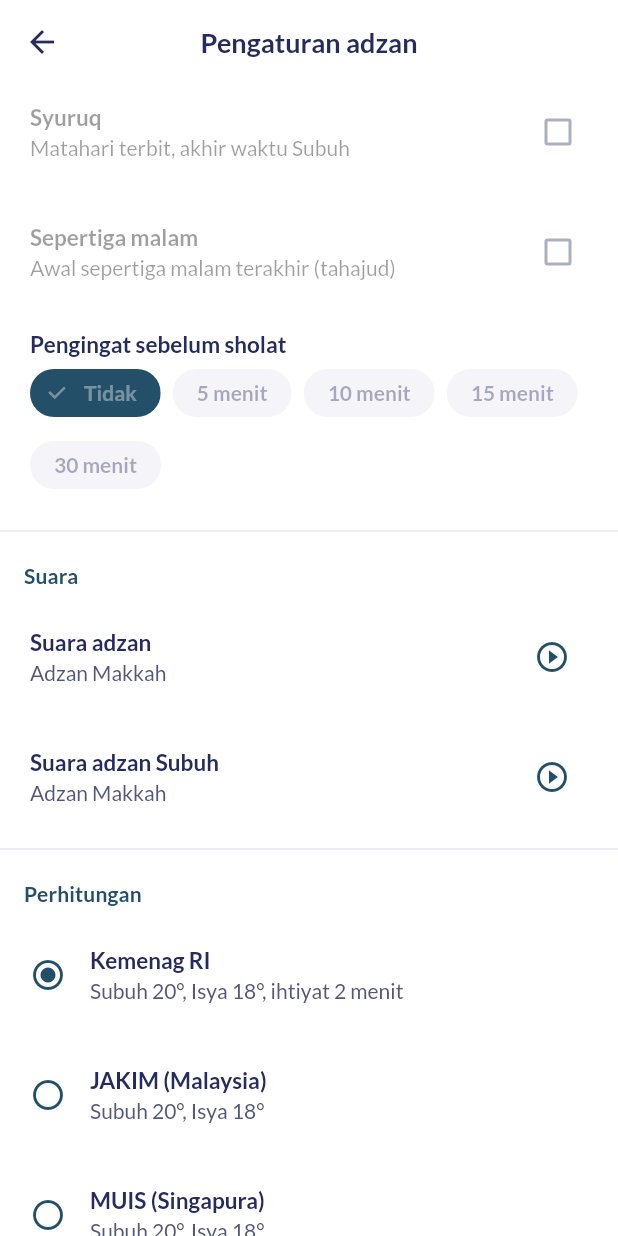
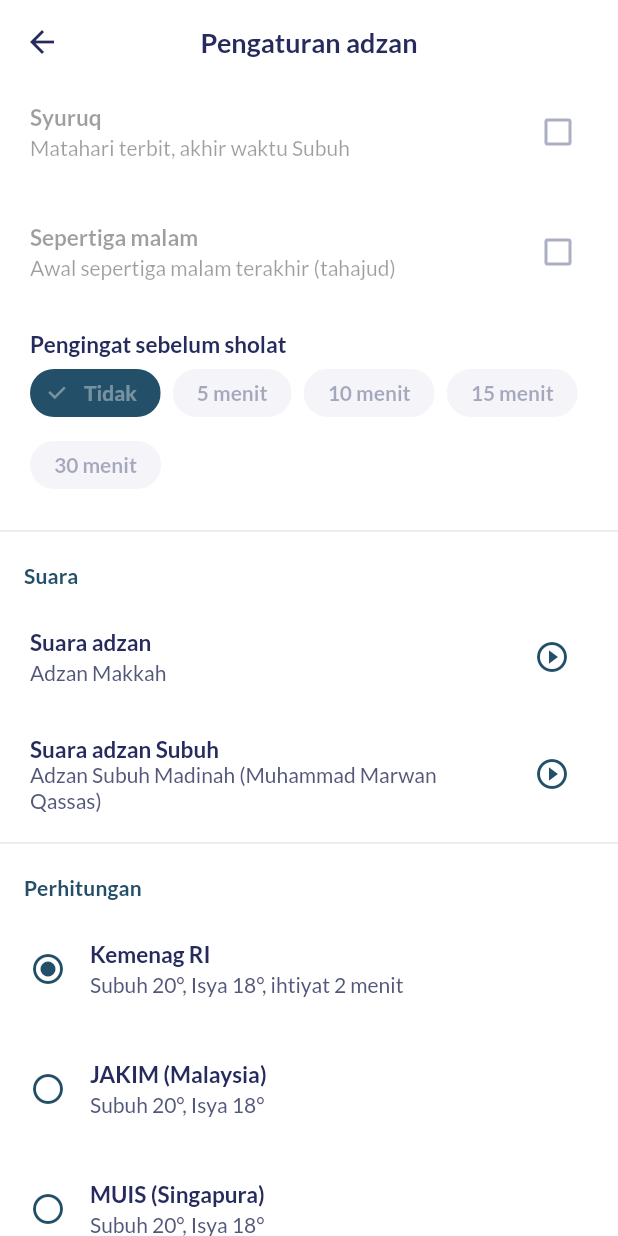
Before and after one commit to mnabiil/estate_app, a Flutter app: the PrayerSettingsScreen screen opened directly, scrolled down 576 dp, on a phone screen of 412 x 824 dp. Run offline on Flutter 3.47's test engine with Material 3 defaults, Android fonts, the phone set to English and light mode, and no system bars; our stand-ins replace cloud_firestore, cloud_functions, file_picker, firebase_auth, firebase_core, firebase_messaging and 7 more; missing offline and left inert: excel; accounts and stored records are empty.

Commit message:
Suara adzan Subuh: Madinah (Muhammad Marwan Qassas)
- Android MP3 mono 64 kbps penuh (±5 menit), iOS potongan 29,5 detik CAF
- Jadi suara Subuh bawaan; khusus Subuh (lafaz ash-shalatu khairun minan
  naum) sehingga tidak muncul di pilihan adzan waktu lain

Co-Authored-By: Claude Opus 5.5 <noreply@anthropic.com>
Claude-Session: https://claude.ai/code/session_014X2sYd4tBj6vPuF4bB4Lyn

```diff
--- a/lib/prayer/adzan_sounds.dart
+++ b/lib/prayer/adzan_sounds.dart
@@ -10,10 +10,15 @@
 ///     -c:a adpcm_ima_qt -f caf adzan_<nama>.caf`
 /// 3. Daftarkan di [adzanSounds] di bawah.
 class AdzanSound {
-  const AdzanSound(this.id, this.label, {this.androidRaw, this.iosFile});
+  const AdzanSound(this.id, this.label,
+      {this.androidRaw, this.iosFile, this.subuhOnly = false});
 
   final String id;
   final String label;
+
+  /// Adzan Subuh (ada lafaz "ash-shalatu khairun minan naum"): hanya bisa
+  /// dipilih untuk waktu Subuh.
+  final bool subuhOnly;
 
   /// Nama file di res/raw tanpa ekstensi (null = bunyi notifikasi bawaan).
   final String? androidRaw;
@@ -29,6 +34,9 @@ const defaultAdzanSound = AdzanSound('default', 'Bunyi notifikasi bawaan');
 /// Suara adzan bawaan untuk pengguna baru.
 const initialAdzanSoundId = 'makkah';
 
+/// Suara adzan Subuh bawaan untuk pengguna baru.
+const initialSubuhSoundId = 'subuh_madinah';
+
 /// Suara yang tersedia.
 const adzanSounds = <AdzanSound>[
   AdzanSound('makkah', 'Adzan Makkah',
@@ -37,6 +45,10 @@ const adzanSounds = <AdzanSound>[
       androidRaw: 'adzan_madinah', iosFile: 'adzan_madinah.caf'),
   AdzanSound('misyari', 'Adzan Misyari Rasyid',
       androidRaw: 'adzan_misyari', iosFile: 'adzan_misyari.caf'),
+  AdzanSound('subuh_madinah', 'Adzan Subuh Madinah (Muhammad Marwan Qassas)',
+      androidRaw: 'adzan_subuh_madinah',
+      iosFile: 'adzan_subuh_madinah.caf',
+      subuhOnly: true),
   defaultAdzanSound,
 ];
 
--- a/lib/prayer/prayer_service.dart
+++ b/lib/prayer/prayer_service.dart
@@ -30,7 +30,7 @@ class PrayerSettings {
   /// sepertiga malam: pengingat biasa.
   Set<PrayerTime> active = {...PrayerTime.fard};
   String soundId = initialAdzanSoundId;
-  String subuhSoundId = initialAdzanSoundId;
+  String subuhSoundId = initialSubuhSoundId;
 
   /// Pengingat sebelum waktu sholat wajib (0 = tidak ada).
   int reminderMinutes = 0;
@@ -70,7 +70,7 @@ class PrayerSettings {
         if (PrayerTime.values.asNameMap()[v] case final p?) p,
     }
     ..soundId = m['soundId'] as String? ?? initialAdzanSoundId
-    ..subuhSoundId = m['subuhSoundId'] as String? ?? initialAdzanSoundId
+    ..subuhSoundId = m['subuhSoundId'] as String? ?? initialSubuhSoundId
     ..reminderMinutes = (m['reminderMinutes'] as num?)?.toInt() ?? 0
     ..hijriAdjust = (m['hijriAdjust'] as num?)?.toInt() ?? 0
     ..latitude = (m['latitude'] as num?)?.toDouble()
```
Also changed, not shown: lib/screens/prayer_screen.dart (+2 -7 lines), 4 other files.
